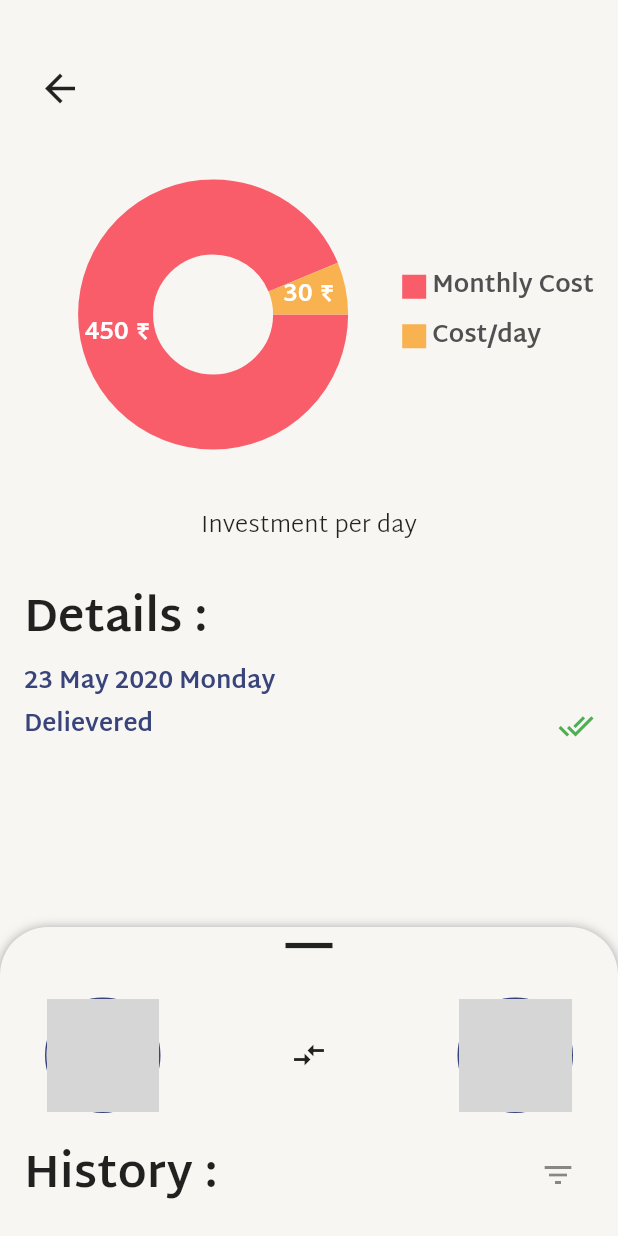
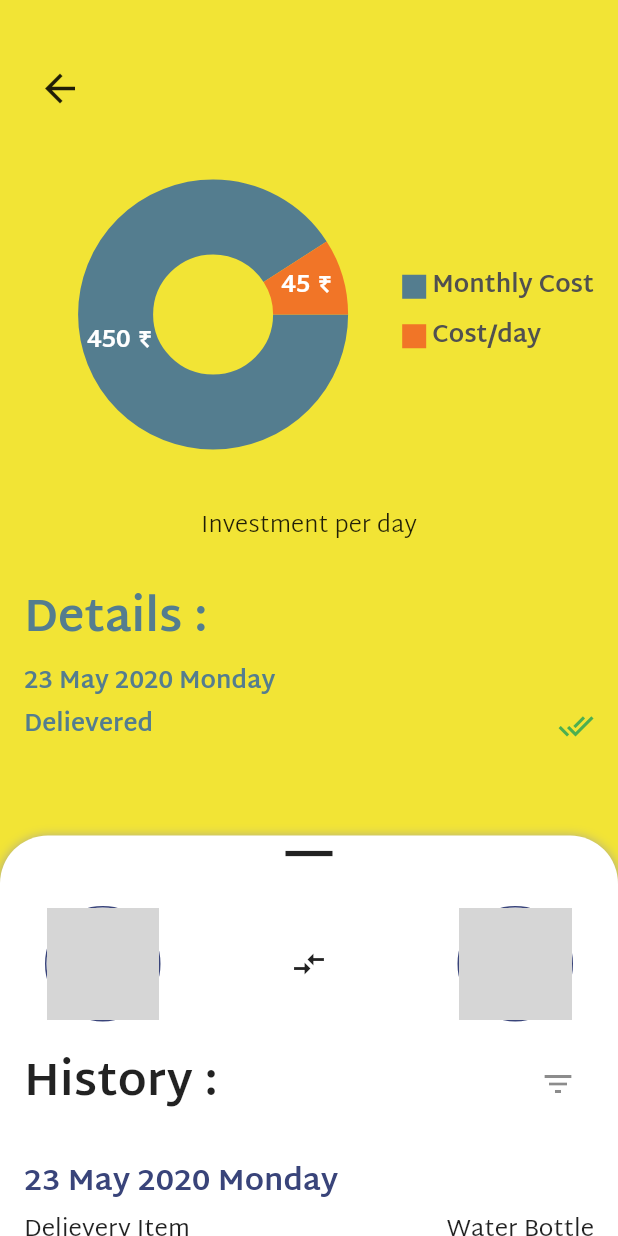
Before and after one commit to sanju-developer/Day2Day, a Flutter app: the MyGroup screen opened by its route, on a phone screen of 412 x 824 dp. Run offline on Flutter 3.47's test engine with Material 2 defaults, Android fonts, the phone set to English and light mode, and no system bars; drawn by our look-alikes of fl_chart; our stand-ins replace bloc, carousel_slider, cloud_firestore, equatable, firebase_auth, flutter_bloc and 4 more; accounts and stored records are empty; network calls fail; grey boxes are pictures that could not be loaded.

Commit message:
size of draggablesheet as per screen size

```diff
--- a/lib/routes.dart
+++ b/lib/routes.dart
@@ -18,12 +18,17 @@ class Routes {
   static const String NotificationPageRoute = '/notification';
   static const String ProfilePageRoute = '/profile';
   static const String MerchantPageRoute = '/merchantPage';
+  static const String MyGroupPageRoute = '/myGroups';
 
   static Route<dynamic> generateRoute(RouteSettings settings) {
     switch (settings.name) {
       case EntryPageRoute:
         return MaterialPageRoute(
-          // builder: (context) => EntryPage(),
+          builder: (context) => EntryPage(),
+        );
+
+      case MyGroupPageRoute:
+        return MaterialPageRoute(
           builder: (context) => MyGroup(),
         );
 
--- a/lib/screens/my_group/my_group.dart
+++ b/lib/screens/my_group/my_group.dart
@@ -17,6 +17,7 @@ class _MyGroupState extends State<MyGroup> {
       body: Stack(
         children: <Widget>[
           Container(
+            color: Color(0xffF2E435),
             padding: EdgeInsets.only(
                 left: 16.0, right: 16.0, bottom: 16.0, top: 35.0),
             child: Column(
@@ -26,6 +27,8 @@ class _MyGroupState extends State<MyGroup> {
                 IconButton(
                   onPressed: () {
                     Navigator.pop(context);
+                    print(
+                        ('1111111111111111 ${MediaQuery.of(context).size.height}'));
                   },
                   icon: Icon(
                     Icons.arrow_back,
@@ -44,13 +47,15 @@ class _MyGroupState extends State<MyGroup> {
                 ),
                 Text(
                   'Details :',
-                  style: TextStyle(fontWeight: FontWeight.bold, fontSize: 30.0),
+                  style: TextStyle(
+                      fontWeight: FontWeight.bold,
+                      fontSize: 30.0,
+                      color: Color(0xff547D8F)),
                 ),
                 Text(
                   '23 May 2020 Monday',
                   style: TextStyle(
-                      fontWeight: FontWeight.bold,
-                      color: Theme.of(context).primaryColor),
+                      fontWeight: FontWeight.bold, color: Color(0xff547D8F)),
                 ),
                 Row(
                   mainAxisAlignment: MainAxisAlignment.spaceBetween,
@@ -58,7 +63,7 @@ class _MyGroupState extends State<MyGroup> {
                     Text(
                       'Delievered',
                       style: TextStyle(
-                          color: Theme.of(context).primaryColor,
+                          color: Color(0xff547D8F),
                           fontWeight: FontWeight.bold),
                     ),
                     Icon(
@@ -72,14 +77,17 @@ class _MyGroupState extends State<MyGroup> {
           ),
           SizedBox.expand(
             child: DraggableScrollableSheet(
-              initialChildSize: 0.25,
+              initialChildSize:
+                  ((MediaQuery.of(context).size.height - 500) / 1000 < 0.25
+                      ? 0.25
+                      : (MediaQuery.of(context).size.height - 500) / 1000),
               builder: (BuildContext context, myscrollController) {
                 return Container(
                   decoration: BoxDecoration(
                     borderRadius: BorderRadius.only(
                         topLeft: Radius.circular(32.0),
                         topRight: Radius.circular(32.0)),
-                    color: Theme.of(context).scaffoldBackgroundColor,
+                    color: Colors.white,
                     boxShadow: [
                       BoxShadow(
                         color: Colors.grey,
```
Also changed, not shown: lib/screens/groups/groups.dart (+7 -0 lines), lib/widgets/account_chart/account_chart.dart (+6 -7 lines).
